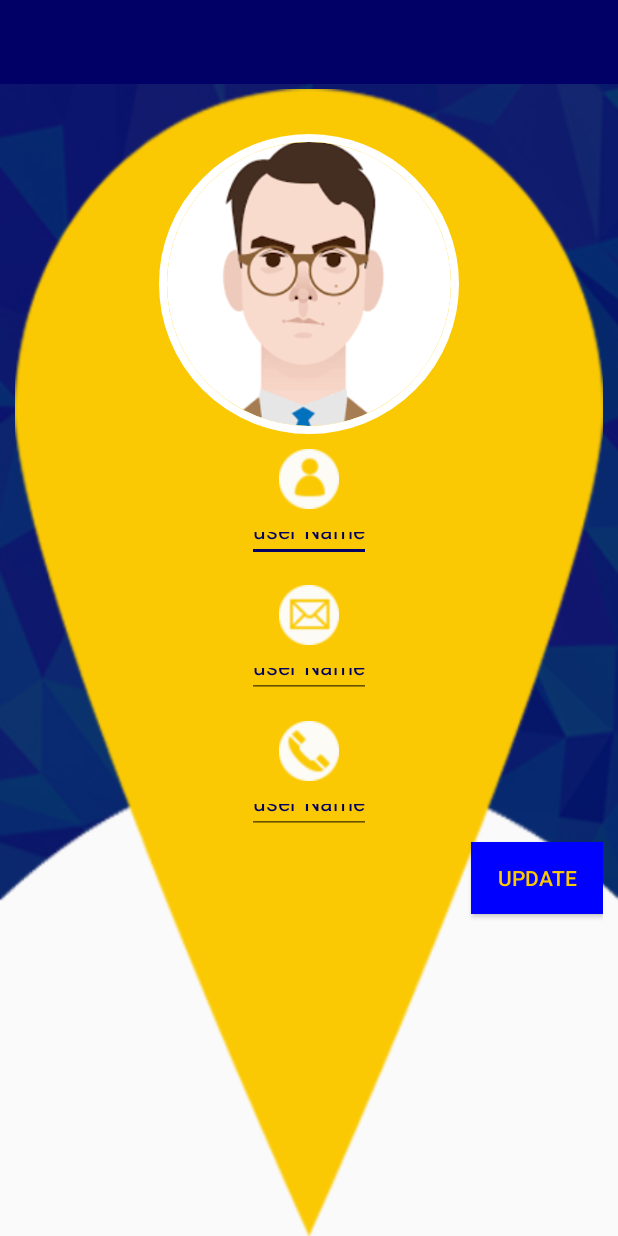
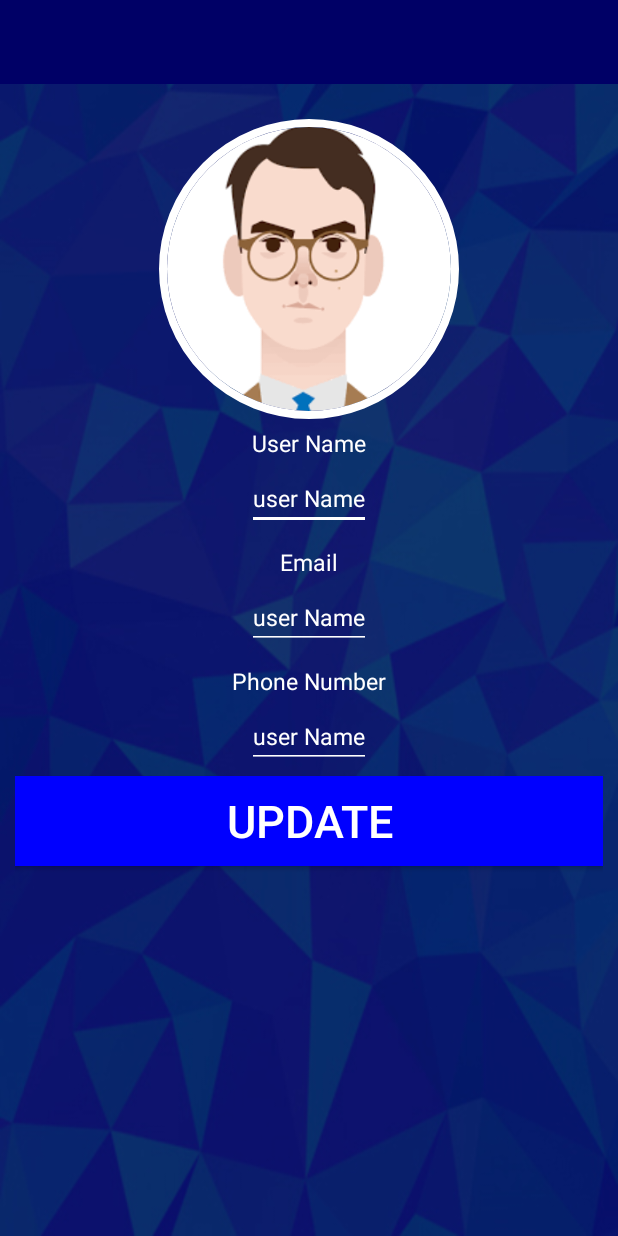
Before and after one commit to CybusHamza/Ticket_Validator, an Android app: the layout activity_profile.xml on its own in the app's theme, with its tools: preview values and no code run, on a phone screen of 412 x 824 dp. Run offline under Robolectric (Android 15) with nearby library versions, the phone set to English and light mode, and no system bars; network calls fail.

Commit message:
rizwan > Qa fixes

```diff
--- a/app/build.gradle
+++ b/app/build.gradle
@@ -36,4 +36,5 @@ dependencies {
     testCompile 'junit:junit:4.12'
     compile 'com.estimote:sdk:0.9.4@aar'
     compile 'org.altbeacon:android-beacon-library:2+'
+    compile 'cn.pedant.sweetalert:library:1.3'
 }
--- a/app/src/main/AndroidManifest.xml
+++ b/app/src/main/AndroidManifest.xml
@@ -1,5 +1,6 @@
 <?xml version="1.0" encoding="utf-8"?>
 <manifest xmlns:android="http://schemas.android.com/apk/res/android"
+    xmlns:tools="http://schemas.android.com/tools"
     package="com.cybussolutions.ticketvalidator">
 
     <uses-permission android:name="android.permission.ACCESS_NETWORK_STATE" />
@@ -17,7 +18,8 @@
         android:icon="@drawable/logo_app"
         android:label="@string/app_name"
         android:supportsRtl="true"
-        android:theme="@style/AppTheme">
+        android:theme="@style/AppTheme"
+        tools:replace="android:icon">
         <activity android:name=".Activities.MainScreen" />
         <activity android:name=".Activities.Route_Detailed" />
         <activity android:name=".Activities.Payment_Method" />
--- a/app/src/main/java/com/cybussolutions/ticketvalidator/Activities/Login_Activity.java
+++ b/app/src/main/java/com/cybussolutions/ticketvalidator/Activities/Login_Activity.java
@@ -97,7 +97,7 @@ public class Login_Activity extends AppCompatActivity {
                 userEmail = etEmail.getText().toString();
                 userPassword = etPassword.getText().toString();
                 if (userEmail.length() ==0 || userPassword.length()==0){
-                    Toast.makeText(getApplicationContext(),"Plz enter email and password",Toast.LENGTH_SHORT).show();
+                    Toast.makeText(getApplicationContext(),"Please enter email and password",Toast.LENGTH_SHORT).show();
                 }
                 else {
 
@@ -140,7 +140,8 @@ public class Login_Activity extends AppCompatActivity {
                         SharedPreferences.Editor editor = preferences.edit();
                         editor.putString("UserEmail", userEmail);
                         editor.putString("number",num);
-                        //editor.putString("email",email);
+                        editor.putString("first_name",f_name);
+                        editor.putString("last_name",l_name);
                         editor.putString("name",f_name + "  "+ l_name);
 
                         editor.putString("pro_pic",pro_pic);
--- a/app/src/main/java/com/cybussolutions/ticketvalidator/Activities/Profile_Detailed.java
+++ b/app/src/main/java/com/cybussolutions/ticketvalidator/Activities/Profile_Detailed.java
@@ -160,7 +160,7 @@ public class Profile_Detailed extends AppCompatActivity {
         name =  preferences.getString("name","");
 
 
-        Picasso.with(getApplicationContext()).load("http://epay.cybussolutions.com/epay/" + pro_pic).into(userImg);
+        Picasso.with(getApplicationContext()).load("http://epay.cybussolutions.com/epay/" + pro_pic.trim()).into(userImg);
 
 
         tvEmail.setText(email);
--- a/app/src/main/res/layout/activity_profile.xml
+++ b/app/src/main/res/layout/activity_profile.xml
@@ -5,7 +5,7 @@
     android:layout_width="match_parent"
     android:orientation="vertical"
     android:layout_height="match_parent"
-    android:background="@drawable/background"
+    android:background="@drawable/a"
     >
     <include
         android:id="@+id/app_bar"
@@ -17,13 +17,12 @@
         android:layout_height="match_parent"
         android:orientation="vertical"
         android:layout_marginLeft="10dp"
-        android:layout_marginRight="10dp"
-        android:background="@drawable/yellow_location">
+        android:layout_marginRight="10dp">
 
         <de.hdodenhof.circleimageview.CircleImageView
             android:id="@+id/imageBtn"
             android:layout_width="200dp"
-            android:layout_marginTop="30dp"
+            android:layout_marginTop="20dp"
             android:layout_gravity="center"
             android:src="@drawable/man"
             android:layout_height="200dp"
@@ -32,77 +31,88 @@
             app:civ_border_color="#FFf"
             />
 
-<ImageView
-    android:layout_width="40dp"
-    android:layout_height="40dp"
-    android:src="@drawable/ep_name"
-    android:layout_gravity="center"
-    android:layout_marginTop="10dp"/>
+<TextView
+    android:layout_width="match_parent"
+    android:layout_height="wrap_content"
+    android:text="User Name"
+    android:textSize="15sp"
+    android:gravity="center"
+    android:textColor="#fff"
+    android:layout_marginTop="5dp"/>
 
 <EditText
     android:layout_width="wrap_content"
-    android:layout_height="30dp"
+    android:layout_height="wrap_content"
     android:text="user Name"
     android:id="@+id/userName"
     android:inputType="text"
     android:layout_gravity="center"
     android:textAllCaps="true"
-    android:textColor="#006"
+    android:textColor="#fff"
+    android:backgroundTint="#fff"
+    android:textCursorDrawable="@null"
     android:textSize="15sp"
     android:layout_margin="5dp"/>
 
 
-        <ImageView
-            android:layout_width="40dp"
-            android:layout_height="40dp"
-            android:src="@drawable/ep_email"
-            android:layout_gravity="center"
-            android:layout_marginTop="10dp"/>
+        <TextView
+            android:layout_width="match_parent"
+            android:layout_height="wrap_content"
+            android:text="Email"
+            android:textSize="15sp"
+            android:gravity="center"
+            android:textColor="#fff"
+            android:layout_marginTop="5dp"/>
 
 
         <EditText
             android:layout_width="wrap_content"
-            android:layout_height="30dp"
+            android:layout_height="wrap_content"
             android:text="user Name"
             android:id="@+id/userEmail"
             android:inputType="textEmailAddress"
             android:layout_gravity="center"
-            android:textColor="#006"
+            android:textColor="#fff"
+            android:backgroundTint="#fff"
+            android:textCursorDrawable="@null"
             android:textSize="15sp"
             android:layout_margin="5dp"/>
 
 
 
-        <ImageView
-            android:layout_width="40dp"
-            android:layout_height="40dp"
-            android:src="@drawable/ep_num"
-            android:layout_gravity="center"
-            android:layout_marginTop="10dp"/>
+        <TextView
+            android:layout_width="match_parent"
+            android:layout_height="wrap_content"
+            android:text="Phone Number"
+            android:textSize="15sp"
+            android:gravity="center"
+            android:textColor="#fff"
+            android:layout_marginTop="5dp"/>
 
 
         <EditText
             android:layout_width="wrap_content"
-            android:layout_height="30dp"
+            android:layout_height="wrap_content"
             android:text="user Name"
             android:id="@+id/userNumber"
             android:layout_gravity="center"
-            android:textColor="#006"
+            android:backgroundTint="#fff"
+            android:textColor="#fff"
+            android:textCursorDrawable="@null"
             android:textSize="15sp"
             android:inputType="number"
             android:layout_margin="5dp"/>
 
 
         <Button
-            android:layout_width="wrap_content"
-            android:layout_height="wrap_content"
-            android:layout_gravity="right"
-            android:gravity="center"
+            android:layout_width="match_parent"
+            android:layout_height="60dp"
             android:text="Update"
             android:id="@+id/update"
             android:background="#00f"
-            android:textColor="#fac903"
-            android:layout_marginBottom="5dp"/>
+            android:textColor="#fff"
+            android:layout_marginBottom="5dp"
+            android:textSize="30sp"/>
 
     </LinearLayout>
 
```
Also changed, not shown: app/src/main/java/com/cybussolutions/ticketvalidator/Activities/History.java (+21 -5 lines), app/src/main/java/com/cybussolutions/ticketvalidator/Activities/Qr_Activity.java (+9 -7 lines), app/src/main/java/com/cybussolutions/ticketvalidator/Profile.java (+170 -105 lines), app/src/main/res/layout/activity_profile__detailed.xml (+34 -30 lines).
